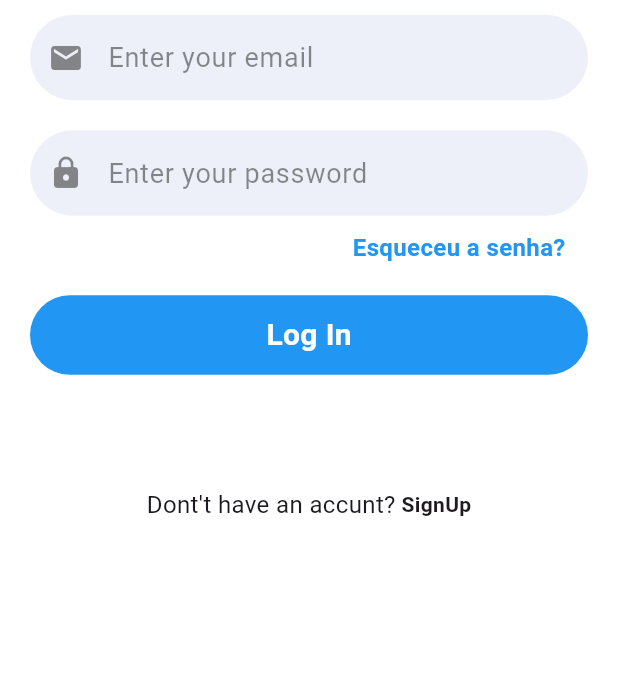
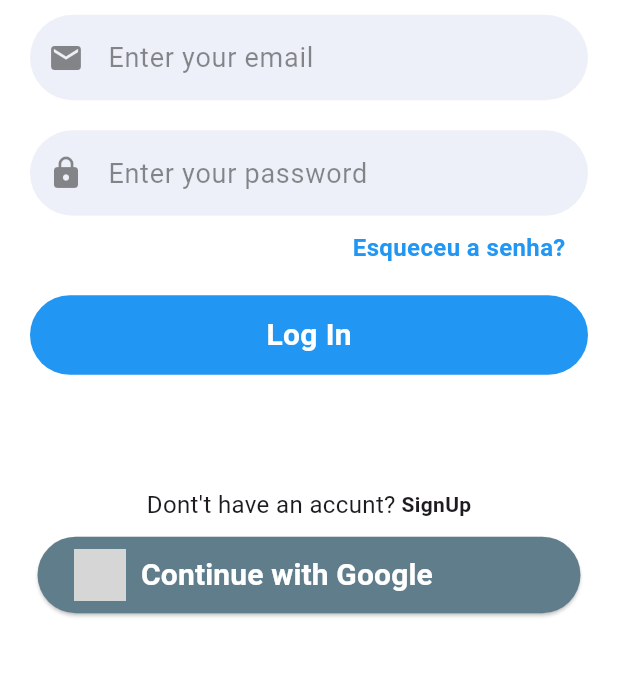
Before and after one commit to joaoemanuel04/Myturn, a Flutter app: the screen it shows after launch, after a tap on "Cliente", on a phone screen of 412 x 824 dp, the part 458-1135 px from its top. Run offline on Flutter 3.47's test engine with Material 3 defaults, Android fonts, the phone set to English and light mode, and no system bars; our stand-ins replace cloud_firestore, firebase_auth, firebase_core, google_sign_in; accounts and stored records are empty; network calls fail; grey boxes are pictures that could not be loaded.

Commit message:
Implementação de autenticação pelo google

```diff
--- a/lib/Cliente_Login_Sign_up/login.dart
+++ b/lib/Cliente_Login_Sign_up/login.dart
@@ -6,6 +6,7 @@ import 'package:myturn/Widget/button.dart';
 import 'package:myturn/Widget/snack_bar.dart';
 import 'package:myturn/Widget/text_field.dart';
 import 'package:myturn/esqueceu_senha/esqueceu_senha.dart';
+import 'package:myturn/login_com_google/google_auth.dart';
 
 class LoginScreen extends StatefulWidget {
   const LoginScreen({super.key});
@@ -92,6 +93,46 @@ class _SignupScreenState extends State<LoginScreen> {
                   ),
                 ],
               ),
+              Padding(
+                padding: const EdgeInsets.symmetric(
+                  horizontal: 25,
+                  vertical: 10,
+                ),
+                child: ElevatedButton(
+                  style: ElevatedButton.styleFrom(
+                    backgroundColor: Colors.blueGrey,
+                  ),
+                  onPressed: () async {
+                    await FirebaseServices().signInWithGoogle();
+                    Navigator.pushReplacement(
+                      context,
+                      MaterialPageRoute(
+                        builder: (context) => const SuccessScreen(),
+                      ),
+                    );
+                  },
+                  child: Row(
+                    children: [
+                      Padding(
+                        padding: const EdgeInsets.symmetric(vertical: 8),
+                        child: Image.network(
+                          "https://ouch-cdn2.icons8.com/VGHyfDgzIiyEwg3RIll1nYupfj653vnEPRLr0AeoJ8g/rs:fit:456:456/czM6Ly9pY29uczgu/b3VjaC1wcm9kLmFz/c2V0cy9wbmcvODg2/LzRjNzU2YThjLTQx/MjgtNGZlZS04MDNl/LTAwMTM0YzEwOTMy/Ny5wbmc.png",
+                          height: 35,
+                        ),
+                      ),
+                      const SizedBox(width: 10),
+                      const Text(
+                        "Continue with Google",
+                        style: TextStyle(
+                          fontWeight: FontWeight.bold,
+                          fontSize: 20,
+                          color: Colors.white,
+                        ),
+                      ),
+                    ],
+                  ),
+                ),
+              ),
             ],
           ),
         ),
--- a/pubspec.yaml
+++ b/pubspec.yaml
@@ -28,6 +28,7 @@ dependencies:
   firebase_core: ^3.13.1
   cloud_firestore: ^5.6.8
   firebase_auth: ^5.5.4
+  google_sign_in: ^6.3.0
 
 dev_dependencies:
   flutter_test:
```
Also changed, not shown: lib/login_com_google/google_auth.dart (added, +31 -0 lines), pubspec.lock, 2 other files.
